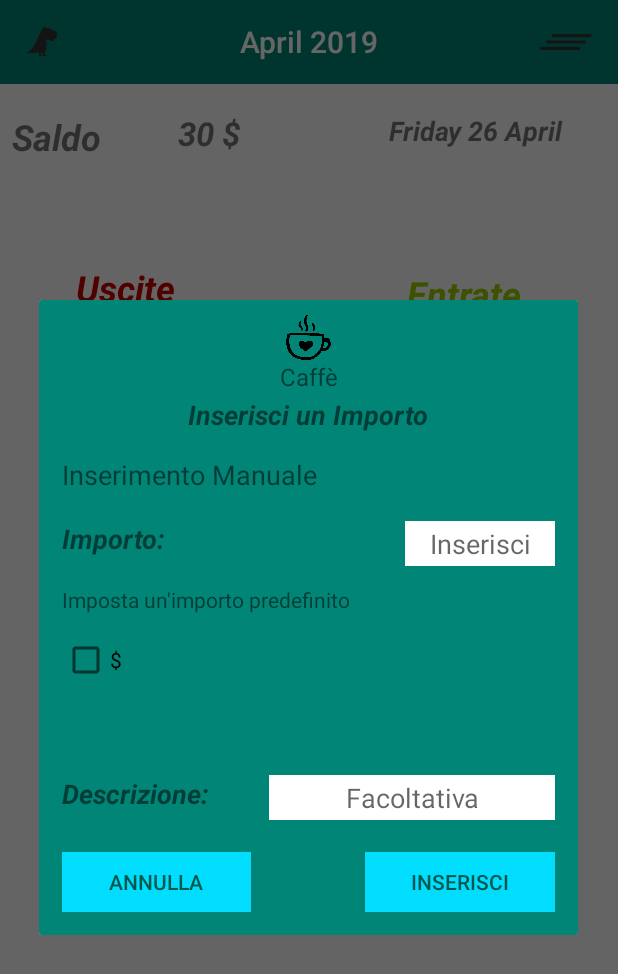
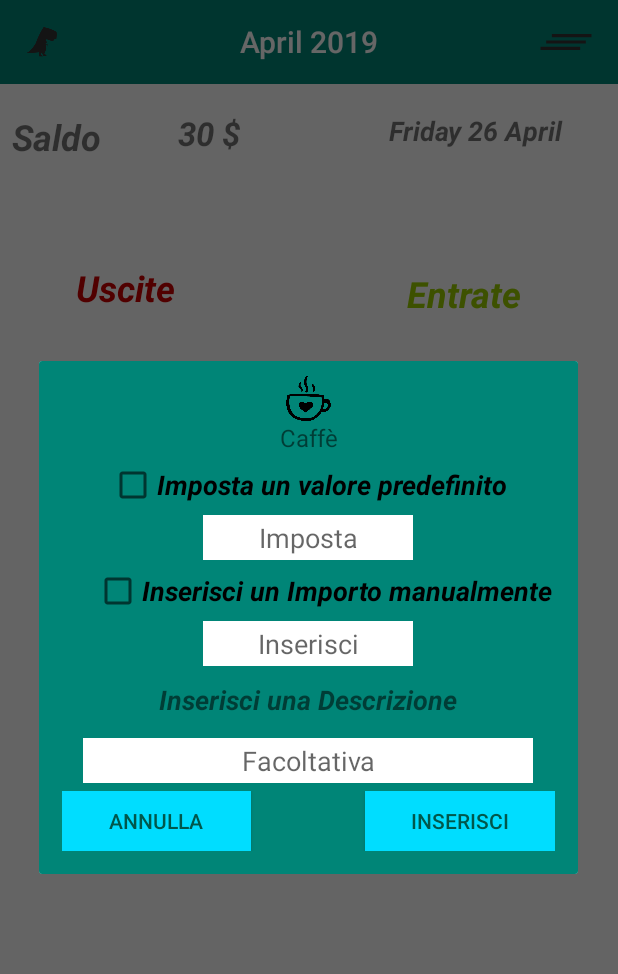
Before and after one commit to bigasp89/gestioneSpese, an Android app: the screen it shows after launch (MainActivity), after a tap on "Caffè", on a phone screen of 412 x 824 dp. Shown: the top 974 px of the screen. Run offline under Robolectric (Android 15) with nearby library versions, the phone set to English and light mode, and no system bars; Roboto replaces fonts that are not available here.

Commit message:
esempio di insert a DB e gestione dei dati in pagina gestione entrate,solo per prova

```diff
--- a/app/src/main/java/com/example/gestionespese/GestioneEntrateActivity.java
+++ b/app/src/main/java/com/example/gestionespese/GestioneEntrateActivity.java
@@ -1,22 +1,32 @@
 package com.example.gestionespese;
 
 import android.content.Intent;
+import android.database.Cursor;
 import android.support.v7.app.AppCompatActivity;
 import android.os.Bundle;
 import android.support.v7.widget.Toolbar;
 import android.view.Menu;
 import android.view.MenuItem;
+import android.widget.ArrayAdapter;
 import android.widget.ImageView;
+import android.widget.ListAdapter;
+import android.widget.ListView;
 import android.widget.TextView;
 import android.widget.Toast;
 
+import com.example.gestionespese.database.DataBaseHelper;
 import com.example.gestionespeses.R;
+
+import java.util.ArrayList;
+import java.util.List;
 
 public class GestioneEntrateActivity extends AppCompatActivity {
 
+    DataBaseHelper myDb;
     @Override
     protected void onCreate(Bundle savedInstanceState) {
         super.onCreate(savedInstanceState);
+
         setContentView(R.layout.activity_gestione_entrate);
         //Start Gestione ToolBar //
         Toolbar toolbar = (Toolbar) findViewById(R.id.id_toolbar);
@@ -29,7 +39,28 @@ public class GestioneEntrateActivity extends AppCompatActivity {
         TextView mTitleToolBar = (TextView) toolbar.findViewById(R.id.toolbar_title);
         mTitleToolBar.setText("Gestione Entrate");
         //End gestione Toolbar//
+        //proviamo a recuprare i dati inseriti su DB giusto per capire come cazzo fare
+        ListView listaprova = (ListView) findViewById(R.id.listaprova);
+        myDb = new DataBaseHelper(this);
+        ArrayList<String> dataList = new ArrayList<>();
+        Cursor data = myDb.getDataFromUsciteTable();
+
+        if(data.getCount()== 0){
+            Toast.makeText(getApplicationContext(),"non ci sono dati in tabella",Toast.LENGTH_LONG).show();
+        }else {
+            while (data.moveToNext()){
+                dataList.add(data.getString(1));
+                ListAdapter listAdapter = new ArrayAdapter<>(this,android.R.layout.simple_list_item_1,dataList);
+                listaprova.setAdapter(listAdapter);
+            }
+        }
+
     }
+
+
+
+
+
     @Override
     public void onBackPressed() {
         Intent goToHomePageActivity = new Intent(this,MainActivity.class);
--- a/app/src/main/java/com/example/gestionespese/GestioneUsciteActivity.java
+++ b/app/src/main/java/com/example/gestionespese/GestioneUsciteActivity.java
@@ -61,9 +61,6 @@ public class GestioneUsciteActivity extends AppCompatActivity {
         startActivity(goToHomePageActivity);
     }
 
-
-
-
     // Start Gestione Menu e sue voci //
     // Menu icons are inflated just as they were with actionbar
     @Override
--- a/app/src/main/java/com/example/gestionespese/MainActivity.java
+++ b/app/src/main/java/com/example/gestionespese/MainActivity.java
@@ -1,23 +1,24 @@
 package com.example.gestionespese;
 
-import android.app.Activity;
+import android.annotation.SuppressLint;
+import android.content.Context;
 import android.content.Intent;
 import android.support.v7.app.AlertDialog;
 import android.support.v7.app.AppCompatActivity;
 import android.os.Bundle;
 import android.support.v7.widget.Toolbar;
-import android.util.Log;
 import android.view.Menu;
 import android.view.MenuItem;
+import android.view.MotionEvent;
 import android.view.View;
-import android.view.ViewGroup;
-import android.widget.BaseAdapter;
+import android.view.inputmethod.InputMethodManager;
 import android.widget.Button;
 import android.widget.EditText;
 import android.widget.ImageView;
+import android.widget.LinearLayout;
 import android.widget.TextView;
-
 import com.example.gestionespese.adpter.GridViewSpeseAdapter;
+import com.example.gestionespese.database.DataBaseHelper;
 import com.example.gestionespeses.R;
 import android.widget.GridView;
 import android.widget.AdapterView;
@@ -27,9 +28,10 @@ import java.text.SimpleDateFormat;
 import java.util.Calendar;
 
 public class MainActivity extends AppCompatActivity {
-    GridView gridView;
     GridView gridViewSpese;
     final String TAG = " Activity = Home page";
+    DataBaseHelper myDb;
+    EditText importoPredefinito;
 
     //sorgente d dati gridView
     //inserimento valori in griglia spese e icone
@@ -53,6 +55,7 @@ public class MainActivity extends AppCompatActivity {
     protected void onCreate(Bundle savedInstanceState) {
         super.onCreate(savedInstanceState);
         setContentView(R.layout.activity_main);
+        myDb = new DataBaseHelper(this);
 
         //Start Gestione ToolBar //
         Toolbar toolbar = (Toolbar) findViewById(R.id.id_toolbar);
@@ -82,10 +85,10 @@ public class MainActivity extends AppCompatActivity {
         gridViewSpese.setOnItemClickListener(new AdapterView.OnItemClickListener() {
             @Override
             public void onItemClick(AdapterView<?> adapterView, View view, int i, long l) {
-
-                AlertDialog.Builder mBuilder = new AlertDialog.Builder(MainActivity.this);
+                final AlertDialog.Builder mBuilder = new AlertDialog.Builder(MainActivity.this);
                 //infalte layout
                 View myView = getLayoutInflater().inflate(R.layout.pop_up_layout_inserisci,null);
+
                 final TextView titoloSpesa = (TextView) myView.findViewById(R.id.titoloCatergoriaPassed);
                 ImageView iconaCategoria = (ImageView) myView.findViewById(R.id.iconaSpesa);
                 Button bt_conferma = (Button) myView.findViewById(R.id.btn_conferma);
@@ -97,7 +100,13 @@ public class MainActivity extends AppCompatActivity {
                 bt_conferma.setOnClickListener(new View.OnClickListener() {
                     @Override
                     public void onClick(View view) {
-                        Toast.makeText(getApplicationContext(),"Conferma",Toast.LENGTH_LONG).show();
+                      boolean isInsert =  myDb.insertUscita(titoloSpesa.getText().toString(),30,"ciao gay");
+                        if(isInsert = true){
+                            Toast.makeText(getApplicationContext(),"inserimento riuscito",Toast.LENGTH_LONG).show();
+
+                        }else{
+                            Toast.makeText(getApplicationContext(),"Hai sbagliato qualcosa",Toast.LENGTH_LONG).show();
+                        }
                     }
                 });
 
--- /dev/null
+++ b/app/src/main/java/com/example/gestionespese/database/DataBaseHelper.java
@@ -0,0 +1,55 @@
+package com.example.gestionespese.database;
+
+import android.content.ContentValues;
+import android.content.Context;
+import android.database.Cursor;
+import android.database.sqlite.SQLiteDatabase;
+import android.database.sqlite.SQLiteOpenHelper;
+
+public class DataBaseHelper extends SQLiteOpenHelper {
+    public static final String DATABASE_NAME = "GestioneSpese.db";
+
+    public static  String TABLE_NAME = "uscite_table";
+    public static  String COLONNA_1 = "ID";
+    public static  String NOME_CATEGORIA = "NOME_CATEGORIA";
+    public static  String IMPORTO = "IMPORTO";
+    public static  String DESCRIZIONE= "DESCRIZIONE";
+
+    public DataBaseHelper(Context context){
+        super(context,DATABASE_NAME,null,1);
+    }
+
+    @Override
+    public void onCreate(SQLiteDatabase db) {
+        db.execSQL(" create TABLE IF NOT EXISTS " + TABLE_NAME + " (ID INTEGER PRIMARY KEY AUTOINCREMENT," +
+                "NOME_CATEGORIA TEXT,IMPORTO INTEGER,DESCRIZIONE STRING)");
+
+    }
+
+    @Override
+    public void onUpgrade(SQLiteDatabase db, int i, int i1) {
+        db.execSQL("DROP TABLE IF EXISTS " + TABLE_NAME);
+        onCreate(db);
+    }
+
+    public boolean insertUscita(String nomeCategoria, Integer importo, String descrizione){
+        SQLiteDatabase db = this.getWritableDatabase();
+        ContentValues contentValues = new ContentValues();
+        contentValues.put(NOME_CATEGORIA,nomeCategoria);
+        contentValues.put(IMPORTO,importo);
+        contentValues.put(DESCRIZIONE,descrizione);
+        long result = db.insert(TABLE_NAME,null,contentValues);
+        if(result == -1){
+            return false;
+        }else{
+            return true;
+        }
+    }
+
+    public Cursor getDataFromUsciteTable(){
+        SQLiteDatabase db = this.getReadableDatabase();
+        String query = "select * from " + TABLE_NAME;
+        Cursor cursor = db.rawQuery(query, null);
+        return cursor;
+     }
+}
--- a/app/src/main/res/layout/activity_gestione_entrate.xml
+++ b/app/src/main/res/layout/activity_gestione_entrate.xml
@@ -11,4 +11,10 @@
         android:layout_width="match_parent"
         android:layout_height="wrap_content" />
 
+    <ListView
+        android:id="@+id/listaprova"
+        android:layout_width="match_parent"
+        android:layout_height="match_parent" />
+
+
 </android.support.constraint.ConstraintLayout>
--- a/app/src/main/res/layout/activity_grid_item.xml
+++ b/app/src/main/res/layout/activity_grid_item.xml
@@ -5,7 +5,7 @@
     xmlns:tools="http://schemas.android.com/tools"
     android:layout_width="match_parent"
     android:layout_height="match_parent"
-    tools:context="com.example.gestionespese.GridItemActivity">
+    >
 
     <TextView
         android:id="@+id/griddata"
--- a/app/src/main/res/layout/pop_up_layout_inserisci.xml
+++ b/app/src/main/res/layout/pop_up_layout_inserisci.xml
@@ -23,160 +23,74 @@
         android:text="@string/nomeCategoria"
         android:textSize="16sp" />
 
-    <TextView
-        android:id="@+id/titoloImporto"
+    <CheckBox
+        android:id="@+id/checkBoxImportoPredefinito"
         android:layout_width="wrap_content"
         android:layout_height="30dp"
-        android:layout_marginTop="2dp"
-        android:text="Inserisci un Importo"
         android:layout_gravity="center"
+        android:layout_marginLeft="0dp"
+        android:layout_marginTop="5dp"
+        android:text="Imposta un valore predefinito"
         android:textSize="18sp"
         android:textStyle="bold|italic" />
 
-    <!--Inserimento Manuale Titolo -->
-    <LinearLayout
-        android:layout_width="match_parent"
-        android:layout_height="wrap_content"
-        android:orientation="horizontal"
-        android:padding="5dp">
+    <EditText
+        android:id="@+id/et_importoValuePredefinito"
+        style="@style/Widget.AppCompat.AutoCompleteTextView"
+        android:layout_width="140dp"
+        android:layout_height="30dp"
+        android:layout_marginTop="5dp"
+        android:background="@android:color/background_light"
+        android:layout_gravity="center"
+        android:gravity="center"
+        android:hint="Imposta"
+        android:inputType="numberDecimal" />
 
-        <ImageView
-            android:layout_width="wrap_content"
-            android:layout_height="wrap_content"
-            android:layout_marginTop="7dp"
-            tools:srcCompat="@android:drawable/radiobutton_on_background" />
-
-        <TextView
-            android:id="@+id/inserimentoManualeTitle"
+    <!--Inserimento Manuale-->
+    <CheckBox
+        android:id="@+id/checkBoxImportoManuale"
         android:layout_width="wrap_content"
         android:layout_height="30dp"
-            android:layout_marginTop="2dp"
-            android:text="Inserimento Manuale"
+        android:layout_marginLeft="10dp"
+        android:layout_marginTop="5dp"
+        android:text="Inserisci un Importo manualmente"
+        android:layout_gravity="center"
         android:textSize="18sp"
-            android:gravity="center"/>
-
-    </LinearLayout>
-
-
-    <!--INSERIMENTO IMPORTO MANUALE-->
-    <LinearLayout
-        android:layout_width="match_parent"
-        android:layout_height="wrap_content"
-        android:orientation="horizontal"
-        android:padding="5dp">
-
-        <TextView
-            android:id="@+id/titoloCosto"
-            android:layout_width="wrap_content"
-            android:layout_height="30dp"
-            android:layout_marginTop="2dp"
-            android:text="Importo:"
-            android:textSize="18sp"
-            android:textStyle="bold|italic" />
-
-        <View
-            android:layout_width="10dp"
-            android:layout_height="0dp"
-            android:layout_weight="1"
-            android:layout_marginTop="5dp"/>
+        android:textStyle="bold|italic"/>
 
     <EditText
-            android:id="@+id/et_importoValue"
+        android:id="@+id/et_importoValueManuale"
         style="@style/Widget.AppCompat.AutoCompleteTextView"
-            android:layout_width="100dp"
+        android:layout_width="140dp"
         android:layout_height="30dp"
+        android:layout_gravity="center"
         android:layout_marginTop="5dp"
         android:background="@android:color/background_light"
         android:gravity="center"
         android:hint="Inserisci"
-            android:inputType="number" />
-    </LinearLayout>
-
-    <LinearLayout
-        android:layout_width="match_parent"
-        android:layout_height="wrap_content"
-        android:orientation="horizontal"
-        android:padding="5dp">
-    <!--SELEZONE RAPIDA -->
-    <ImageView
-        android:layout_width="wrap_content"
-        android:layout_height="wrap_content"
-        android:layout_marginTop="3dp"
-        tools:srcCompat="@android:drawable/radiobutton_on_background" />
-
-        <TextView
-            android:id="@+id/selezioneRapida"
-            android:layout_width="match_parent"
-            android:layout_height="wrap_content"
-            android:layout_marginTop="2dp"
-            android:text="Imposta un'importo predefinito"
-            android:textSize="14sp" />
-    </LinearLayout>
-
-    <LinearLayout
-        android:layout_width="match_parent"
-        android:layout_height="wrap_content"
-        android:orientation="horizontal"
-        android:padding="5dp">
-
-        <CheckBox
-            android:layout_width="50dp"
-            android:layout_height="40dp"
-            android:text="$" />
-
-    </LinearLayout>
+        android:inputType="numberDecimal" />
 
 
-    <View
-        android:layout_width="40dp"
-        android:layout_height="30dp"
-        android:layout_marginTop="8dp">
-
-    </View>
     <!--Descrizione -->
-    <LinearLayout
-        android:layout_width="match_parent"
-        android:layout_height="wrap_content"
-        android:orientation="horizontal"
-        android:padding="5dp">
-
     <TextView
-            android:id="@+id/descrizione"
+        android:id="@+id/titoloDescrizione"
         android:layout_width="wrap_content"
         android:layout_height="30dp"
-            android:layout_marginTop="5dp"
-            android:gravity="start"
-            android:text="Descrizione:"
+        android:layout_gravity="center"
+        android:layout_marginTop="10dp"
+        android:text="Inserisci una Descrizione"
         android:textSize="18sp"
         android:textStyle="bold|italic" />
 
-
-        <View
-            android:layout_width="40dp"
-            android:layout_height="30dp"
-            android:layout_marginTop="8dp">
-
-        </View>
-
         <EditText
             android:id="@+id/descrizioneEdiText"
-            android:layout_width="match_parent"
+            android:layout_width="300dp"
             android:layout_height="30dp"
             android:layout_marginTop="8dp"
+            android:layout_gravity="center"
             android:background="@android:color/background_light"
             android:gravity="center"
             android:hint="Facoltativa" />
-
-    </LinearLayout>
-
-    <LinearLayout
-        android:layout_width="match_parent"
-        android:layout_height="wrap_content"
-        android:orientation="horizontal"
-        android:padding="5dp">
-
-
-    </LinearLayout>
 
 
     <!--Bottoni INSERISCI e ANNULLA -->
@@ -185,7 +99,6 @@
                 android:layout_height="wrap_content"
                 android:orientation="horizontal"
                 android:padding="5dp">
-
                 <Button
                     android:id="@+id/btn_annulla"
                     android:layout_width="60dp"
@@ -194,13 +107,11 @@
                     android:background="@android:color/holo_blue_bright"
                     android:text="Annulla"
                     android:textColor="@color/colorPrimaryDark" />
-
                 <View
                     android:layout_width="10dp"
                     android:layout_height="0dp"
                     android:layout_weight="1"
                     />
-
                 <Button
                     android:id="@+id/btn_conferma"
                     android:layout_width="60dp"
```
Also changed, not shown: app/src/main/res/layout/activity_main.xml (line endings or trailing spaces). Lines whose indentation alone changed are shown as unchanged.
